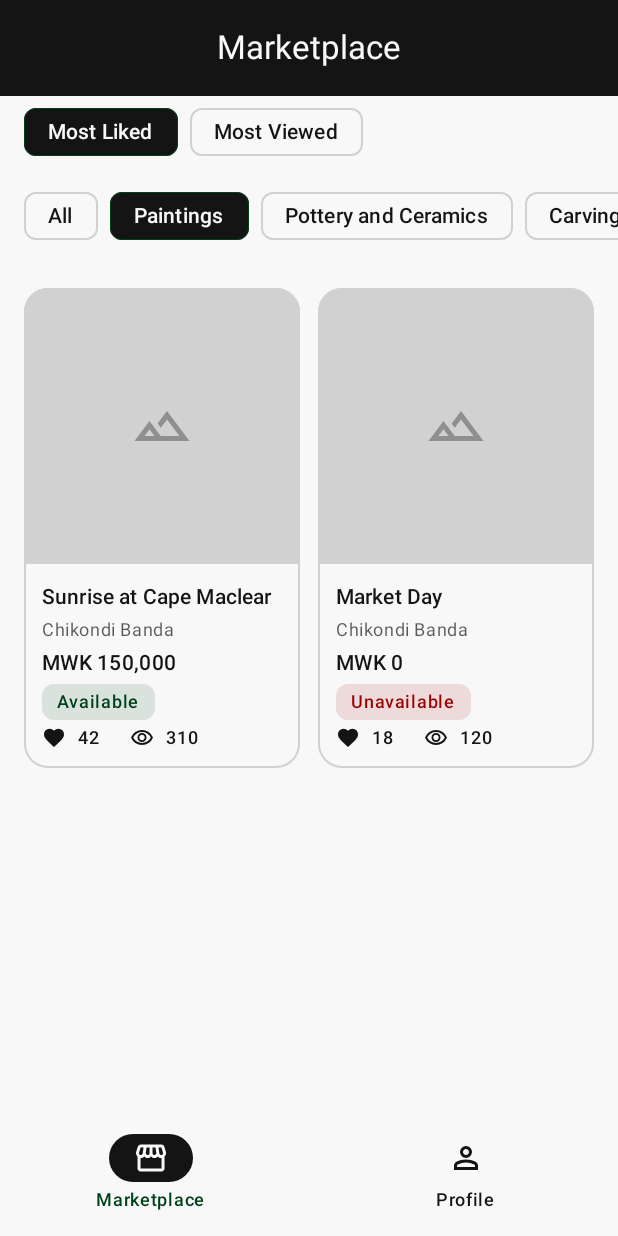
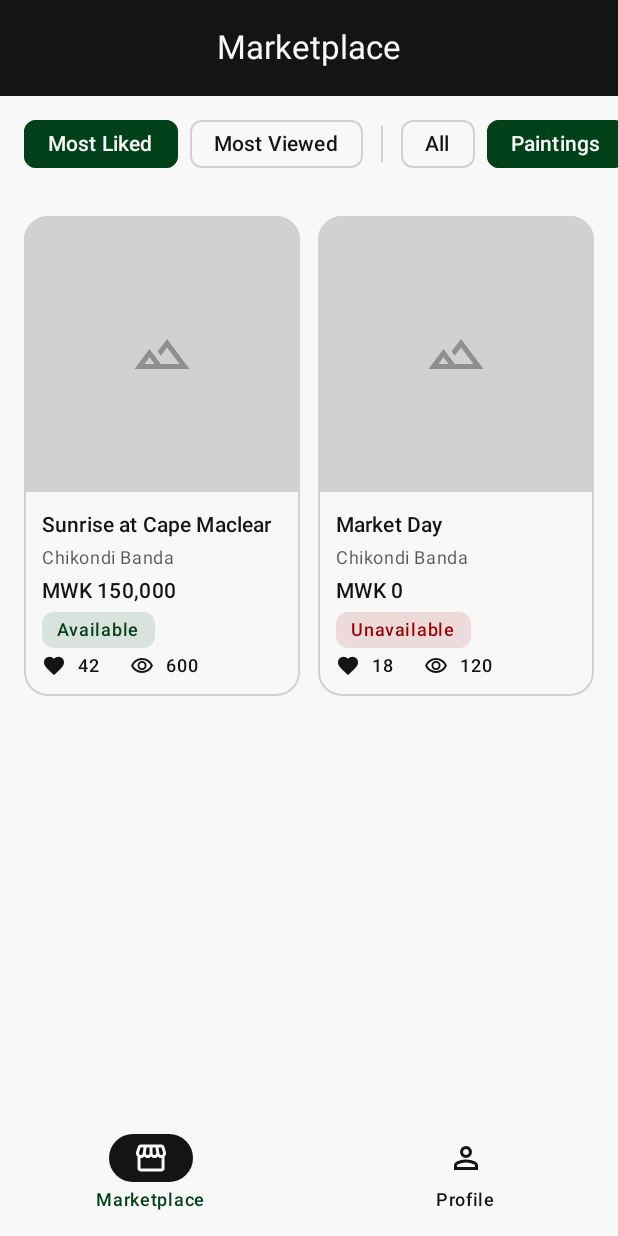
Before and after one commit to Lenoil3rd/native-art-exhibition-platform-android-application, an Android app built with Jetpack Compose: the screen it shows after launch (MainActivity), after a tap on "Paintings", on a phone screen of 412 x 824 dp. Run offline under Robolectric (Android 15) with nearby library versions, the phone set to English and light mode, and no system bars; pictures from the network do not load.

Commit message:
Made a few tweaks, just hoping for the best at this point

```diff
--- a/app/src/main/java/com/example/naepapp/ui/components/Chips.kt
+++ b/app/src/main/java/com/example/naepapp/ui/components/Chips.kt
@@ -1,15 +1,19 @@
 package com.example.naepapp.ui.components
 
+import androidx.compose.foundation.background
 import androidx.compose.foundation.layout.Arrangement
+import androidx.compose.foundation.layout.Box
 import androidx.compose.foundation.layout.PaddingValues
-import androidx.compose.foundation.layout.Row
+import androidx.compose.foundation.layout.height
 import androidx.compose.foundation.layout.padding
+import androidx.compose.foundation.layout.width
 import androidx.compose.foundation.lazy.LazyRow
 import androidx.compose.foundation.lazy.items
 import androidx.compose.material3.FilterChip
 import androidx.compose.material3.FilterChipDefaults
 import androidx.compose.material3.Text
 import androidx.compose.runtime.Composable
+import androidx.compose.ui.Alignment
 import androidx.compose.ui.Modifier
 import androidx.compose.ui.res.stringResource
 import androidx.compose.ui.unit.dp
@@ -21,31 +25,70 @@ import com.example.naepapp.ui.theme.BrightSnow
 import com.example.naepapp.ui.theme.DustGrey
 import com.example.naepapp.ui.theme.Onyx
 
-// COMPONENT: NaepFilterChip, CategoryTabs, SortTabs (Marketplace filters)
+// COMPONENT: NaepFilterChip, MarketplaceFilterRow (Marketplace filters)
 @Composable
 fun NaepFilterChip(label: String, selected: Boolean, onClick: () -> Unit) {
     FilterChip(
         selected = selected, onClick = onClick, label = { Text(label) },
         colors = FilterChipDefaults.filterChipColors(
             containerColor = BrightSnow, labelColor = Onyx,
-            selectedContainerColor = Onyx, selectedLabelColor = BrightSnow),
+            selectedContainerColor = BlackForest, selectedLabelColor = BrightSnow),
         border = FilterChipDefaults.filterChipBorder(enabled = true, selected = selected,
             borderColor = DustGrey, selectedBorderColor = BlackForest),
     )
 }
 
 @Composable
-fun CategoryTabs(categories: List<CategoryUi>, selectedId: Int?, onSelect: (Int?) -> Unit) {
-    LazyRow(horizontalArrangement = Arrangement.spacedBy(8.dp), contentPadding = PaddingValues(horizontal = 16.dp)) {
-        item { NaepFilterChip(stringResource(R.string.all_categories), selectedId == null) { onSelect(null) } }
-        items(categories, key = { it.id }) { c -> NaepFilterChip(c.name, selectedId == c.id) { onSelect(c.id) } }
+fun MarketplaceFilterRow(
+    sort: FeedSort,
+    onSortSelected: (FeedSort) -> Unit,
+    categories: List<CategoryUi>,
+    selectedCategoryId: Int?,
+    onCategorySelected: (Int?) -> Unit,
+    modifier: Modifier = Modifier
+) {
+    LazyRow(
+        modifier = modifier,
+        contentPadding = PaddingValues(horizontal = 16.dp),
+        horizontalArrangement = Arrangement.spacedBy(8.dp),
+        verticalAlignment = Alignment.CenterVertically
+    ) {
+        item(key = "sort_liked") {
+            NaepFilterChip(
+                label = stringResource(R.string.most_liked),
+                selected = sort == FeedSort.Likes,
+                onClick = { onSortSelected(FeedSort.Likes) }
+            )
+        }
+        item(key = "sort_viewed") {
+            NaepFilterChip(
+                label = stringResource(R.string.most_viewed),
+                selected = sort == FeedSort.Views,
+                onClick = { onSortSelected(FeedSort.Views) }
+            )
+        }
+        item(key = "divider") {
+            Box(
+                Modifier
+                    .padding(horizontal = 4.dp)
+                    .width(1.dp)
+                    .height(24.dp)
+                    .background(DustGrey)
+            )
+        }
+        item(key = "category_all") {
+            NaepFilterChip(
+                label = stringResource(R.string.all_categories),
+                selected = selectedCategoryId == null,
+                onClick = { onCategorySelected(null) }
+            )
+        }
+        items(categories, key = { "category_${it.id}" }) { c ->
+            NaepFilterChip(
+                label = c.name,
+                selected = selectedCategoryId == c.id,
+                onClick = { onCategorySelected(c.id) }
+            )
+        }
     }
 }
-
-@Composable
-fun SortTabs(selected: FeedSort, onSelect: (FeedSort) -> Unit) {
-    Row(Modifier.padding(horizontal = 16.dp), horizontalArrangement = Arrangement.spacedBy(8.dp)) {
-        NaepFilterChip(stringResource(R.string.most_liked), selected == FeedSort.Likes) { onSelect(FeedSort.Likes) }
-        NaepFilterChip(stringResource(R.string.most_viewed), selected == FeedSort.Views) { onSelect(FeedSort.Views) }
-    }
-}
--- a/app/src/main/java/com/example/naepapp/ui/model/SampleData.kt
+++ b/app/src/main/java/com/example/naepapp/ui/model/SampleData.kt
@@ -17,7 +17,7 @@ object SampleData {
     const val myArtisanId = "a1"        // the demo artisan who is "signed in" when you choose Artisan
 
     val creations = listOf(
-        CreationUi("c1", "Sunrise at Cape Maclear", 1, "Paintings", "a1", "Chikondi Banda", 150000.0, available = true, likes = 42, views = 310, imageUrl = "",
+        CreationUi("c1", "Sunrise at Cape Maclear", 1, "Paintings", "a1", "Chikondi Banda", 150000.0, available = true, likes = 42, views = 600, imageUrl = "",
             dimensions = "60 cm x 90 cm", description = "Acrylic on canvas capturing the first light over the lake."),
         CreationUi("c2", "Market Day", 1, "Paintings", "a1", "Chikondi Banda", 0.0, available = false, likes = 18, views = 120, imageUrl = "",
             dimensions = "50 cm x 70 cm", description = "Oil on board. A busy morning at the local market."),
@@ -27,7 +27,7 @@ object SampleData {
             dimensions = "Set of 3", description = "Glazed stoneware bowls for everyday use."),
         CreationUi("c5", "Mother and Child", 3, "Carvings (Wood works)", "a2", "Tadala Phiri", 220000.0, available = true, likes = 55, views = 400, imageUrl = "",
             dimensions = "45 cm tall", description = "Carved from a single block of mahogany."),
-        CreationUi("c6", "Fisherman Study", 5, "Drawings (Sketches and Realism)", "a1", "Chikondi Banda", 35000.0, available = false, likes = 8, views = 60, imageUrl = "",
+        CreationUi("c6", "Fisherman Study", 5, "Drawings (Sketches and Realism)", "a1", "Chikondi Banda", 35000.0, available = false, likes = 900, views = 60, imageUrl = "",
             dimensions = "A3", description = "Graphite realism study from a sketchbook."),
     )
 
@@ -35,5 +35,15 @@ object SampleData {
     fun artisan(id: String) = artisans.first { it.id == id }
     fun creationsOf(artisanId: String) = creations.filter { it.artisanId == artisanId }
 
-    val enthusiast = UserUi("Mercy Mwale", "mercy@example.com", "+265991234567", role = "Enthusiast", onboardingDone = false)  // first login => role prompt
+    val returningEnthusiast = UserUi("Mercy Mwale", "mercy@example.com", "+265991234567", onboardingDone = true)
+    val returningArtisan = UserUi("Chikondi Banda", "chikondi@example.com", "+265991000001", artisanId = myArtisanId, onboardingDone = true)
+    val registrationDefaults = UserUi("Mercy Mwale", "mercy@example.com", "+265991234567", onboardingDone = false)
+
+    fun signInUser(identifier: String): UserUi {
+        return if (identifier.contains("artisan", ignoreCase = true)) {
+            returningArtisan
+        } else {
+            returningEnthusiast
+        }
+    }
 }
--- a/app/src/main/java/com/example/naepapp/ui/screens/auth/LoginScreen.kt
+++ b/app/src/main/java/com/example/naepapp/ui/screens/auth/LoginScreen.kt
@@ -13,6 +13,7 @@ import com.example.naepapp.R
 import com.example.naepapp.ui.components.NaepButton
 import com.example.naepapp.ui.components.NaepButtonKind
 import com.example.naepapp.ui.components.NaepTextField
+import com.example.naepapp.ui.model.DemoConfig
 import kotlinx.coroutines.delay
 import kotlinx.coroutines.launch
 
@@ -34,7 +35,7 @@ fun LoginScreen(onSignIn: (identifier: String) -> Unit, onRegister: () -> Unit,
         NaepButton(stringResource(R.string.sign_in),
             onClick = { scope.launch { loading = true; delay(600); loading = false; onSignIn(identifier) } },   // delay = fake request
             modifier = Modifier.fillMaxWidth(), kind = NaepButtonKind.Confirm, loading = loading,
-            enabled = identifier.isNotBlank() && password.isNotBlank())
+            enabled = DemoConfig.SKIP_AUTH_VALIDATION || (identifier.isNotBlank() && password.isNotBlank()))
         Spacer(Modifier.height(8.dp))
         NaepButton(stringResource(R.string.register), onRegister, Modifier.fillMaxWidth())
         Spacer(Modifier.height(8.dp))
--- a/app/src/main/java/com/example/naepapp/ui/screens/marketplace/MarketPlaceScreen.kt
+++ b/app/src/main/java/com/example/naepapp/ui/screens/marketplace/MarketPlaceScreen.kt
@@ -10,11 +10,10 @@ import androidx.compose.ui.Modifier
 import androidx.compose.ui.res.stringResource
 import androidx.compose.ui.unit.dp
 import com.example.naepapp.R
-import com.example.naepapp.ui.components.CategoryTabs
 import com.example.naepapp.ui.components.CreationCard
 import com.example.naepapp.ui.components.EmptyView
+import com.example.naepapp.ui.components.MarketplaceFilterRow
 import com.example.naepapp.ui.components.NaepTopBar
-import com.example.naepapp.ui.components.SortTabs
 import com.example.naepapp.ui.model.FeedSort
 import com.example.naepapp.ui.model.SampleData
 
@@ -31,9 +30,14 @@ fun MarketplaceScreen(onOpenCreation: (String) -> Unit) {
 
     Scaffold(topBar = { NaepTopBar(stringResource(R.string.marketplace)) }) { pad ->
         Column(Modifier.padding(pad)) {
-            SortTabs(sort) { sort = it }
             Spacer(Modifier.height(8.dp))
-            CategoryTabs(SampleData.categories, categoryId) { categoryId = it }
+            MarketplaceFilterRow(
+                sort = sort,
+                onSortSelected = { sort = it },
+                categories = SampleData.categories,
+                selectedCategoryId = categoryId,
+                onCategorySelected = { categoryId = it }
+            )
             Spacer(Modifier.height(8.dp))
             if (items.isEmpty()) EmptyView()
             else LazyVerticalGrid(
```
Also changed, not shown: app/src/main/java/com/example/naepapp/ui/navigation/NaepNavHost.kt (+12 -3 lines), app/src/main/java/com/example/naepapp/ui/screens/auth/RegisterScreen.kt (+18 -5 lines).
